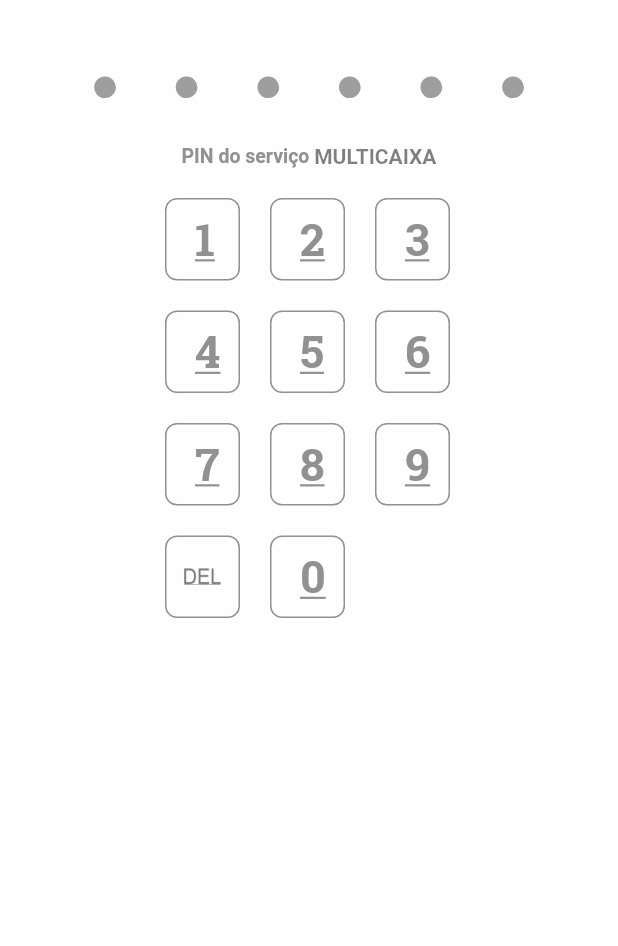
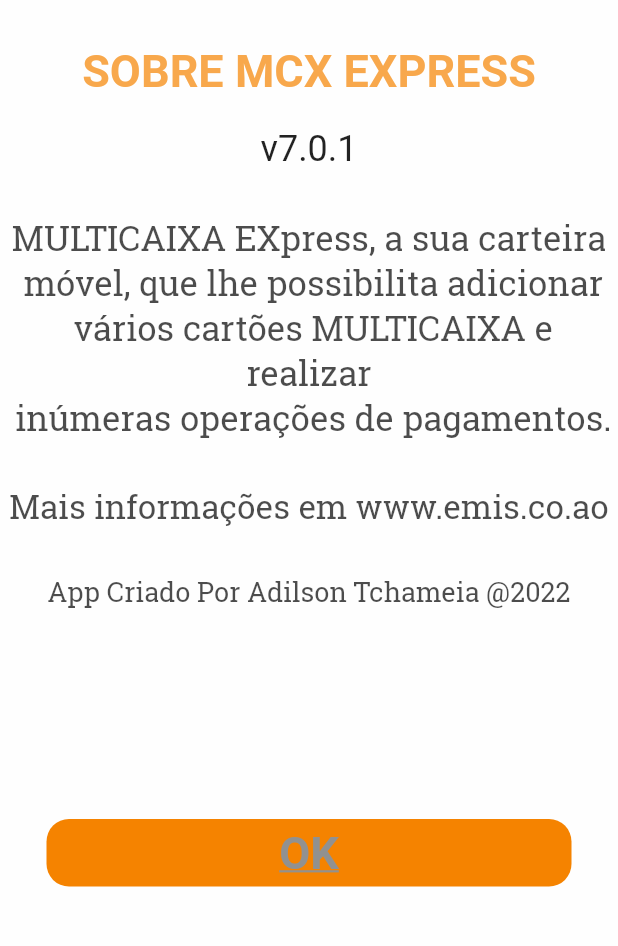
Before and after one commit to adilsontchameia/my_challenges, a Flutter app: the screen it shows after launch, on a phone screen of 412 x 824 dp, the part 225-1171 px from its top. Run offline on Flutter 3.47's test engine with Material 2 defaults, Android fonts, the phone set to English and light mode, and no system bars; our stand-ins replace carousel_slider, local_auth.

Commit message:
aboutApp screen created

```diff
--- a/express_clone/lib/main.dart
+++ b/express_clone/lib/main.dart
@@ -1,4 +1,4 @@
-import 'package:express_clone/src/screens/login/login_page.dart';
+import 'package:express_clone/src/screens/customer_care/customer_care.dart';
 import 'package:flutter/material.dart';
 import 'package:flutter/services.dart';
 
@@ -15,7 +15,7 @@
   Widget build(BuildContext context) {
     return MaterialApp(
       debugShowCheckedModeBanner: false,
-      home: LoginPage(),
+      home: CustomerCare(),
 
       //home: SplashScreen(),
     );
--- a/express_clone/lib/src/screens/customer_care/customer_care.dart
+++ b/express_clone/lib/src/screens/customer_care/customer_care.dart
@@ -0,0 +1,93 @@
+import 'package:express_clone/utils/consts.dart';
+import 'package:express_clone/widgets/login_app_bar.dart';
+import 'package:flutter/material.dart';
+
+class CustomerCare extends StatelessWidget {
+  const CustomerCare({Key? key}) : super(key: key);
+
+  @override
+  Widget build(BuildContext context) {
+    return Scaffold(
+      body: Container(
+        color: backGroundColor,
+        child: Center(
+          child: Column(
+            children: [
+              LoginAppBar(),
+              SizedBox(height: 30.0),
+              Text('SOBRE MCX EXPRESS',
+                  style: TextStyle(
+                    fontSize: 30.0,
+                    color: iconAndHeadMainColor.withOpacity(0.70),
+                    fontWeight: FontWeight.bold,
+                  )),
+              SizedBox(height: 20.0),
+              Text('v7.0.1',
+                  style: TextStyle(
+                    fontSize: 24.0,
+                    fontWeight: FontWeight.w400,
+                  )),
+              SizedBox(height: 30.0),
+              Text(
+                  'MULTICAIXA EXpress, a sua carteira \n móvel, que lhe possibilita adicionar \n vários cartões MULTICAIXA e realizar \n inúmeras operações de pagamentos.',
+                  textAlign: TextAlign.center,
+                  style: TextStyle(
+                    fontFamily: 'RobotoSlab',
+                    color: Colors.black.withOpacity(0.70),
+                    fontSize: 23.0,
+                    fontWeight: FontWeight.w400,
+                  )),
+              SizedBox(height: 30.0),
+              Text('Mais informações em www.emis.co.ao',
+                  textAlign: TextAlign.center,
+                  style: TextStyle(
+                    fontFamily: 'RobotoSlab',
+                    color: Colors.black.withOpacity(0.70),
+                    fontSize: 22.0,
+                    letterSpacing: 0,
+                    fontWeight: FontWeight.w400,
+                  )),
+              SizedBox(height: 30.0),
+              Text('App Criado Por Adilson Tchameia @2022',
+                  textAlign: TextAlign.center,
+                  style: TextStyle(
+                    fontFamily: 'RobotoSlab',
+                    color: Colors.black.withOpacity(0.70),
+                    fontSize: 18.0,
+                    letterSpacing: 0,
+                    fontWeight: FontWeight.w400,
+                  )),
+              SizedBox(height: 140.0),
+              SizedBox(
+                height: 45,
+                width: 350,
+                child: ElevatedButton(
+                  style: ElevatedButton.styleFrom(
+                    shape: RoundedRectangleBorder(
+                      borderRadius: BorderRadius.circular(15.0),
+                    ),
+                    primary: iconAndHeadMainColor,
+                    elevation: 0,
+                  ),
+                  onPressed: () {},
+                  child: Center(
+                    child: Text(
+                      'OK',
+                      style: const TextStyle(
+                        // fontFamily: 'RobotoSlab',
+                        fontWeight: FontWeight.w600,
+                        decoration: TextDecoration.underline,
+                        color: titlePadColor,
+                        fontSize: 30,
+                      ),
+                    ),
+                  ),
+                ),
+              ),
+            ],
+          ),
+        ),
+      ),
+    );
+  }
+}
--- a/express_clone/lib/src/screens/login/login_page.dart
+++ b/express_clone/lib/src/screens/login/login_page.dart
@@ -1,9 +1,9 @@
 import 'package:express_clone/src/screens/home/home_screen.dart';
+import 'package:express_clone/src/screens/login/widgets/custom_num_pad.dart';
+import 'package:express_clone/src/screens/login/widgets/password_field.dart';
 import 'package:express_clone/utils/consts.dart';
 import 'package:express_clone/utils/finger_print.dart';
-import 'package:express_clone/src/screens/login/widgets/custom_num_pad.dart';
 import 'package:express_clone/widgets/login_app_bar.dart';
-import 'package:express_clone/src/screens/login/widgets/password_field.dart';
 import 'package:flutter/cupertino.dart';
 import 'package:flutter/material.dart';
 
@@ -32,7 +32,7 @@
       body: SingleChildScrollView(
         child: Column(
           children: [
-            LoginHeader(),
+            LoginAppBar(),
             SizedBox(height: 30.0),
             Padding(
                 padding: const EdgeInsets.only(left: 50.0, right: 50.0),
--- a/express_clone/lib/utils/consts.dart
+++ b/express_clone/lib/utils/consts.dart
@@ -7,3 +7,4 @@
 const numPadColor = Color(0xFF757676);
 const titlePadColor = Color(0xFF919190);
 const iconAndHeadMainColor = Color(0xFFF58300);
+const okTextButtons = Color(0xFFF58300);
--- a/express_clone/lib/widgets/login_app_bar.dart
+++ b/express_clone/lib/widgets/login_app_bar.dart
@@ -3,9 +3,11 @@
 import 'package:express_clone/utils/consts.dart';
 import 'package:flutter/material.dart';
 
-class LoginHeader extends StatelessWidget {
-  const LoginHeader({
+class LoginAppBar extends StatelessWidget {
+  final double? size;
+  const LoginAppBar({
     Key? key,
+    this.size,
   }) : super(key: key);
 
   @override
```
Also changed, not shown: express_clone/lib/src/screens/about/about_mcx.dart (+93 -0 lines).
